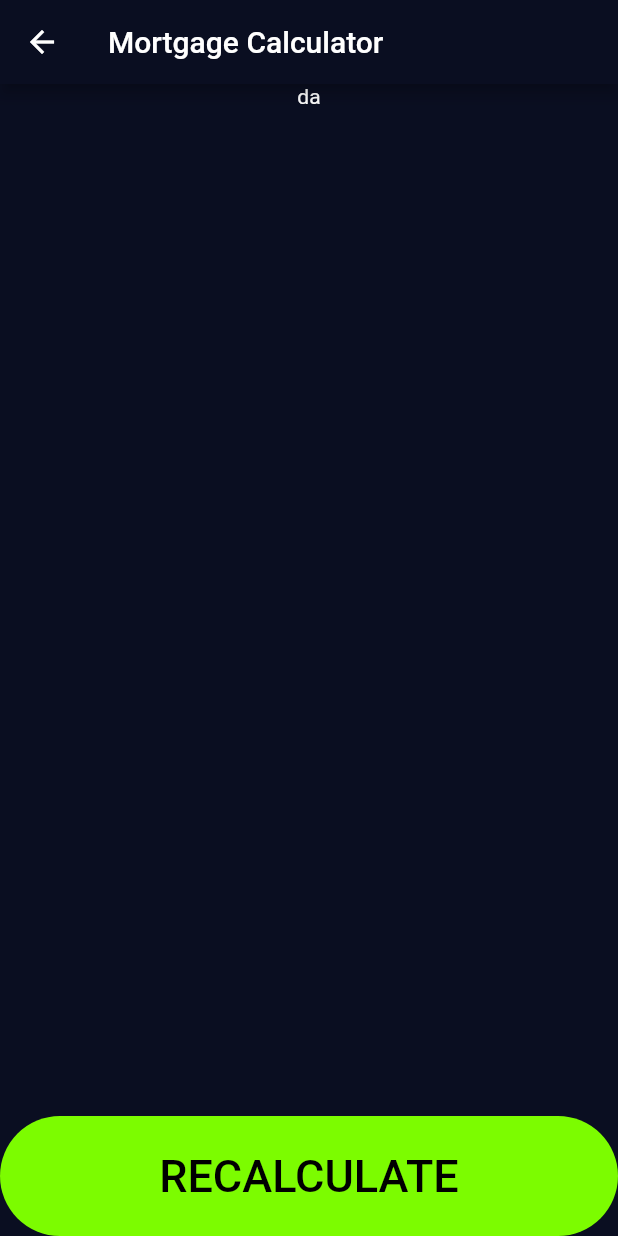
After one commit to semasuka/mortgage_calculator, a Flutter app: the ResultsPage screen opened directly, on a phone screen of 412 x 824 dp. The commit adds this screen. Run offline on Flutter 3.47's test engine with Material 2 defaults, Android fonts, the phone set to English and light mode, and no system bars; our stand-ins replace font_awesome_flutter.

Commit message:
reusable button and page added on the result page

```diff
--- /dev/null
+++ b/lib/result_page.dart
@@ -0,0 +1,29 @@
+import 'package:flutter/material.dart';
+import 'reusable_button.dart';
+
+class ResultsPage extends StatelessWidget {
+  @override
+  Widget build(BuildContext context) {
+    return Scaffold(
+      appBar: AppBar(
+        title: Text('Mortgage Calculator'),
+      ),
+      body: Column(
+        children: <Widget>[
+          Expanded(
+            flex: 5,
+            child: Container(
+              child: Text('da'),
+            ),
+          ),
+          ReusableButton(
+            theText: 'recalculate',
+            theRoute: () {
+              Navigator.pop(context);
+            },
+          ),
+        ],
+      ),
+    );
+  }
+}
--- /dev/null
+++ b/lib/reusable_button.dart
@@ -0,0 +1,32 @@
+import 'package:flutter/material.dart';
+import 'constants.dart';
+
+class ReusableButton extends StatelessWidget {
+  ReusableButton({@required this.theText,@required this.theRoute});
+
+  final String theText;
+  final Function theRoute;
+
+  @override
+  Widget build(BuildContext context) {
+    return Container(
+      width: double.infinity,
+      margin: EdgeInsets.only(top: 20.0),
+      height: 80.0,
+      child: FlatButton(
+        shape: RoundedRectangleBorder(
+          borderRadius: BorderRadius.circular(50.0),
+        ),
+        color: kAccentColor,
+        textColor: Colors.black,
+        padding: EdgeInsets.all(8.0),
+        splashColor: Colors.transparent,
+        onPressed:  theRoute,
+        child: Text(
+          theText.toUpperCase(),
+          style: TextStyle(fontSize: 30.0),
+        ),
+      ),
+    );
+  }
+}
```
Also changed, not shown: lib/input_page.dart (+10 -22 lines).
